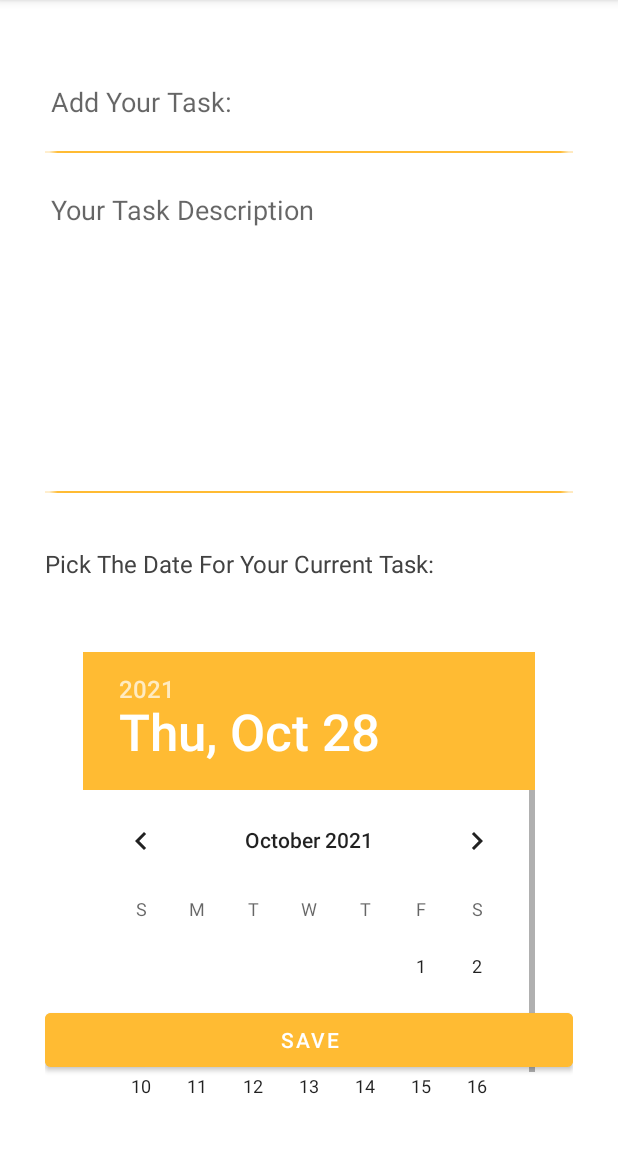
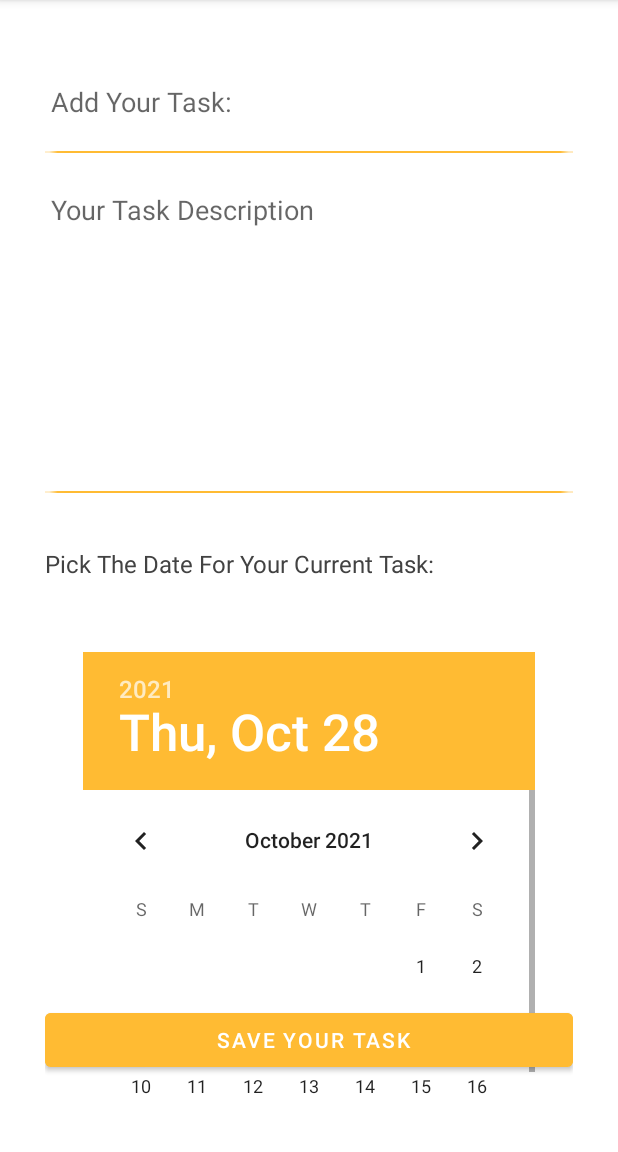
Before and after one commit to ArwaSAO/TodoList, an Android app: the fragment EditTaskFragment shown on its own in the app's theme, on a phone screen of 412 x 824 dp, the part 84-1236 px from its top. Run offline under Robolectric (Android 15) with nearby library versions, the phone set to English and light mode, and no system bars.

Commit message:
start coding

```diff
--- a/app/src/main/java/com/kotlin/todolist/reposetories/ToDoListReposeitory.kt
+++ b/app/src/main/java/com/kotlin/todolist/reposetories/ToDoListReposeitory.kt
@@ -35,7 +35,7 @@ class ToDoListRepository (context: Context){
         }
 
         fun get(): ToDoListRepository{
-            return instance?:throw Exception("Inventory Repository must be  initialize")
+            return instance?:throw Exception("ToDoList Repository must be  initialize")
         }
 
     }
--- a/app/src/main/res/layout/fragment_edit_task.xml
+++ b/app/src/main/res/layout/fragment_edit_task.xml
@@ -23,7 +23,7 @@
     </ScrollView>
 
     <EditText
-        android:id="@+id/addtask_edittext"
+        android:id="@+id/add_your_task"
         android:layout_width="0dp"
         android:layout_height="wrap_content"
         android:layout_marginTop="15dp"
@@ -44,10 +44,10 @@
         android:background="@android:drawable/button_onoff_indicator_on"
         android:backgroundTint="@android:color/holo_orange_light"
         app:layout_constraintStart_toStartOf="parent"
-        app:layout_constraintTop_toBottomOf="@+id/addtask_edittext" />
+        app:layout_constraintTop_toBottomOf="@+id/add_your_task" />
 
     <EditText
-        android:id="@+id/taskDescription_edittext"
+        android:id="@+id/your_task_description"
         android:layout_width="0dp"
         android:layout_height="200dp"
         android:layout_marginTop="15dp"
@@ -73,10 +73,10 @@
         app:layout_constraintEnd_toEndOf="parent"
         app:layout_constraintHorizontal_bias="0.0"
         app:layout_constraintStart_toStartOf="parent"
-        app:layout_constraintTop_toBottomOf="@+id/taskDescription_edittext" />
+        app:layout_constraintTop_toBottomOf="@+id/your_task_description" />
 
     <TextView
-        android:id="@+id/task_date"
+        android:id="@+id/your_task_date"
         android:layout_width="0dp"
         android:layout_height="wrap_content"
         android:layout_marginTop="36dp"
@@ -97,15 +97,15 @@
         android:headerBackground="@android:color/holo_orange_light"
         app:layout_constraintEnd_toEndOf="parent"
         app:layout_constraintStart_toStartOf="parent"
-        app:layout_constraintTop_toBottomOf="@+id/task_date" />
+        app:layout_constraintTop_toBottomOf="@+id/your_task_date" />
 
     <Button
-        android:id="@+id/save_button"
+        android:id="@+id/task_save_button"
         android:layout_width="0dp"
         android:layout_height="wrap_content"
         android:layout_marginBottom="30dp"
         android:backgroundTint="@android:color/holo_orange_light"
-        android:text="SAVE"
+        android:text=" Save your Task"
         app:layout_constraintBottom_toBottomOf="parent"
         app:layout_constraintEnd_toEndOf="parent"
         app:layout_constraintHorizontal_bias="1.0"
--- a/app/src/main/res/layout/ltem_layout.xml
+++ b/app/src/main/res/layout/ltem_layout.xml
@@ -14,7 +14,7 @@
         android:orientation="vertical">
 
         <TextView
-            android:id="@+id/taskname_textview"
+            android:id="@+id/your_task_text"
             android:layout_width="match_parent"
             android:layout_height="match_parent"
             android:layout_gravity="center"
@@ -24,7 +24,7 @@
             android:textSize="16sp" />
 
         <TextView
-            android:id="@+id/creationdate_textview"
+            android:id="@+id/yourtask_creation_date"
             android:layout_width="match_parent"
             android:layout_height="match_parent"
             android:layout_gravity="center"
```
Also changed, not shown: app/src/main/java/com/kotlin/todolist/view/CheckListFragment1.kt (+37 -36 lines), app/src/main/java/com/kotlin/todolist/view/TaskDetailsFragment.kt (+32 -36 lines), app/src/main/java/com/kotlin/todolist/view/ToDoListAdapter.kt (+51 -2 lines), app/src/main/res/layout/fragment_task_details.xml (+8 -8 lines).
